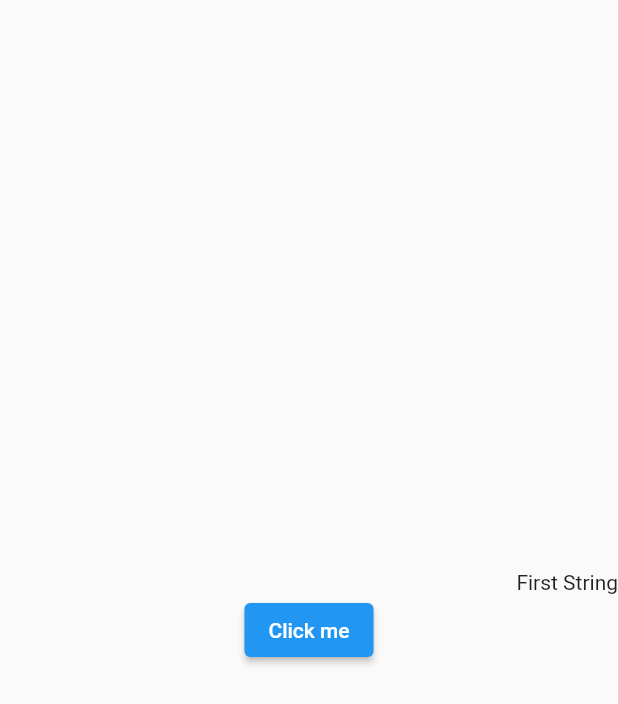
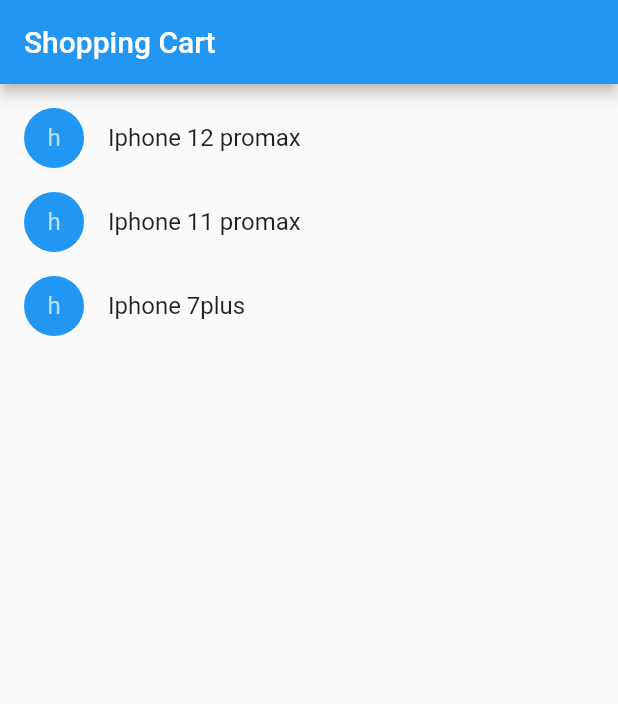
Before and after one commit to dangminh589178/flutter-personal, a Flutter app: the screen it shows after launch, on a phone screen of 412 x 824 dp. Shown: the top 704 px of the screen. Run offline on Flutter 3.47's test engine with Material 2 defaults, Android fonts, the phone set to English and light mode, and no system bars.

Commit message:
sample flutter shoping

```diff
--- a/lib/main.dart
+++ b/lib/main.dart
@@ -1,67 +1,160 @@
 import 'package:flutter/material.dart';
 
 void main() {
-  runApp(MyCustomButttonRealTime());
+  runApp(MaterialApp(
+    home: MaterialApp(
+      home: ShoppingList(
+        products: [
+          Product(name: "Iphone 12 promax"),
+          Product(name: "Iphone 11 promax"),
+          Product(name: "Iphone 7plus "),
+        ],
+      ),
+    )
+  ));
 }
 
-class MyCustomButttonRealTime extends StatelessWidget {
-  @override
-  Widget build(BuildContext context) {
-    return LaunchScreent();
-  }
+class Product {
+  Product({required this.name});
+
+  final String name;
 }
 
-class LaunchScreent extends StatefulWidget {
-  @override
-  State<StatefulWidget> createState() {
-    return MyScreen();
-  }
-}
+typedef CartChangeCallBack = Function(Product product, bool inCart);
 
-class MyScreen extends State<LaunchScreent> {
-  bool stateTextClick = true;
+class ShoppingListItem extends StatelessWidget {
+  final Product product;
+  final bool inCart;
+  final CartChangeCallBack onCartChanged;
 
-  Widget FirstWidget() {
-    return Row(
-      mainAxisAlignment: MainAxisAlignment.end,
-      children: [Text("First String")],
-    );
+  ShoppingListItem({required this.product,
+    required this.inCart,
+    required this.onCartChanged})
+      : super(key: ObjectKey(product));
+
+  Color _getColor(BuildContext context) {
+    return inCart ? Colors.black54 : Theme
+        .of(context)
+        .primaryColor;
   }
 
-  Widget SecondWidget() {
-    return Row(
-      mainAxisAlignment: MainAxisAlignment.center,
-      children: [
-        Text(
-          "Second String",
-        ),
-        Padding(
-          padding: EdgeInsets.only(right: 15),
-        ),
-      ],
-    );
+  TextStyle? _getTextStyle(BuildContext context) {
+    if (!inCart) return null;
+    return TextStyle(
+        color: Colors.black54, decoration: TextDecoration.overline);
   }
 
   @override
   Widget build(BuildContext context) {
-    return MaterialApp(
-      home: Scaffold(
-        body: Center(
-          child: Column(
-            mainAxisAlignment: MainAxisAlignment.center,
-            children: [
-              if (stateTextClick) FirstWidget() else SecondWidget(),
-              ElevatedButton(
-                  onPressed: () {
-                    setState(() {
-                      stateTextClick = !stateTextClick;
-                    });
-                  },
-                  child: Text("Click me"))
-            ],
-          ),
-        ),
+    return ListTile(
+      onTap: () {
+        onCartChanged(product, inCart);
+      },
+      leading: CircleAvatar(
+        backgroundColor: _getColor(context),
+        child: Text(product.name[2]),
+      ),
+      title: Text(
+        product.name,
+        style: _getTextStyle(context),
       ),
     );
   }
 }
+
+class ShoppingList extends StatefulWidget {
+  ShoppingList({required this.products});
+
+  final List<Product> products;
+
+  @override
+  State<StatefulWidget> createState() {
+    return _ShoppingListState();
+  }
+}
+
+class _ShoppingListState extends State<ShoppingList> {
+  final _shoppingCart = <Product>{};
+
+  void _handleCartChanged(Product product, bool inCart) {
+    setState(() {
+      if (!inCart) {
+        _shoppingCart.add(product);
+      } else {
+        _shoppingCart.remove(product);
+      }
+    });
+  }
+
+  @override
+  Widget build(BuildContext context) {
+    return Scaffold(
+      appBar: AppBar(
+        title: Text("Shopping Cart"),
+      ),
+      body: ListView(
+        padding: EdgeInsets.symmetric(vertical: 8),
+        children:
+        widget.products.map((product) {
+          return ShoppingListItem(
+              product: product,
+              inCart: _shoppingCart.contains(product),
+              onCartChanged: _handleCartChanged);
+        }).toList(),
+      ),
+    );
+  }
+}
+
+class CounterDisplay extends StatelessWidget {
+  CounterDisplay({required this.count, super.key});
+
+  int count = 0;
+
+  @override
+  Widget build(BuildContext context) {
+    return Text("Count: $count");
+  }
+}
+
+class CounterIncrementor extends StatelessWidget {
+  CounterIncrementor({required this.onPress, super.key});
+
+  late VoidCallback onPress;
+
+  @override
+  Widget build(BuildContext context) {
+    return ElevatedButton(onPressed: onPress, child: Text("Increment"));
+  }
+}
+
+class Counter extends StatefulWidget {
+  @override
+  State<StatefulWidget> createState() {
+    return _CounterState();
+  }
+}
+
+class _CounterState extends State<Counter> {
+  int _counter = 0;
+
+  void inCreateMent() {
+    _counter++;
+  }
+
+  @override
+  Widget build(BuildContext context) {
+    return Row(
+      mainAxisAlignment: MainAxisAlignment.center,
+      children: <Widget>[
+        CounterIncrementor(onPress: inCreateMent),
+        SizedBox(
+          width: 21,
+        ),
+        CounterDisplay(
+          count: _counter,
+        )
+      ],
+    );
+  }
+}
```
